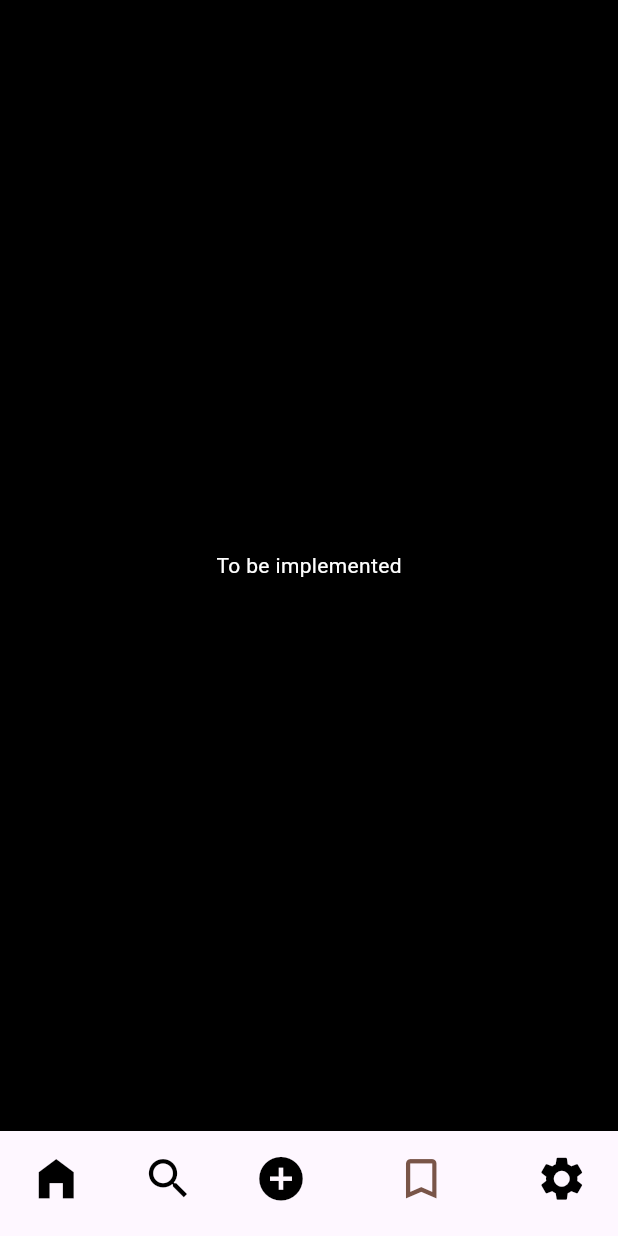
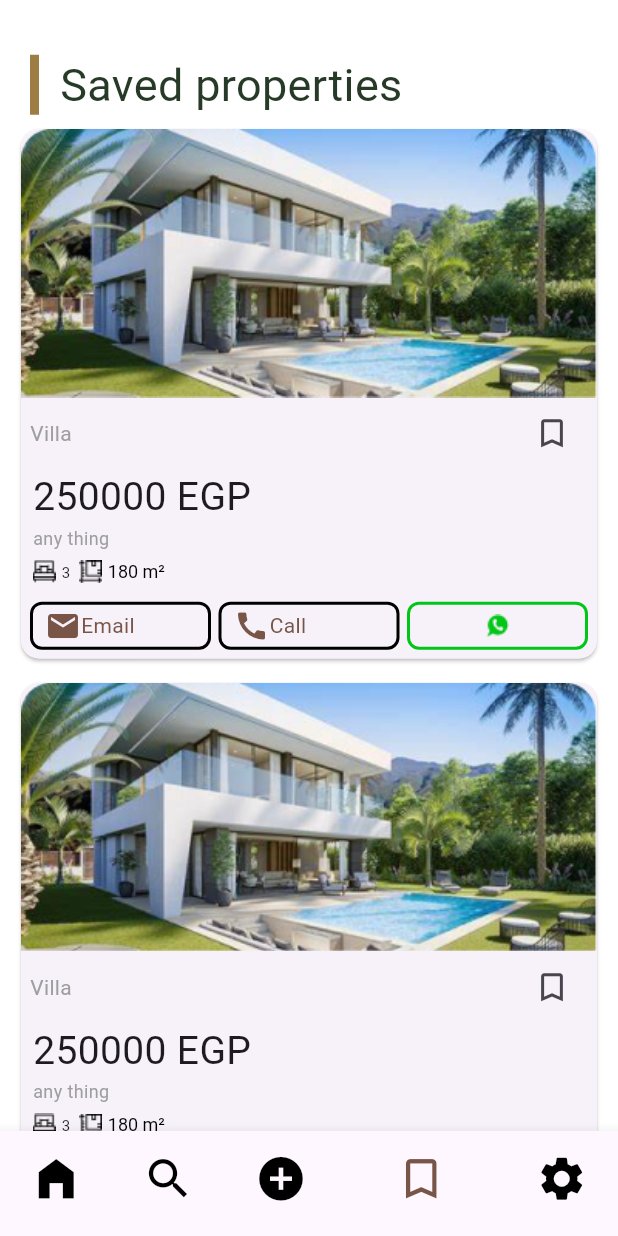
Before and after one commit to mohamedgamal125/Home_elite, a Flutter app: the HomePage screen opened by its route, item 4 of the bottom bar chosen, on a phone screen of 412 x 824 dp. Run offline on Flutter 3.47's test engine with Material 3 defaults, Android fonts, the light colour scheme and no system bars; our stand-ins replace bloc, dio, equatable, flutter_bloc, flutter_otp_text_field, google_fonts and 5 more; missing offline and left inert: flutter_web_auth; accounts and stored records are empty; network calls fail; Roboto replaces fonts that are missing (Arima).

Commit message:
add favorite_tab and user model for profile_tab

```diff
--- /dev/null
+++ b/lib/models/user_model.dart
@@ -0,0 +1,46 @@
+class UserModel {
+  final String id;
+  final String email;
+  final String username;
+  final String password;
+  final String phone;
+  final String address;
+  final List<dynamic> cart;
+  final List<dynamic> messages;
+  final bool isPhoneVerified;
+  final List<dynamic> ads;
+  final List<dynamic> favorite;
+  final int v;
+
+  UserModel({
+    required this.id,
+    required this.email,
+    required this.username,
+    required this.password,
+    required this.phone,
+    required this.address,
+    required this.cart,
+    required this.messages,
+    required this.isPhoneVerified,
+    required this.ads,
+    required this.favorite,
+    required this.v,
+  });
+
+  factory UserModel.fromJson(Map<String, dynamic> json) {
+    return UserModel(
+      id: json['_id'],
+      email: json['email'],
+      username: json['username'],
+      password: json['password'],
+      phone: json['phone'],
+      address: json['address'],
+      cart: json['cart'] ?? [],
+      messages: json['messages'] ?? [],
+      isPhoneVerified: json['isPhoneVerified'],
+      ads: json['ads'] ?? [],
+      favorite: json['favorite'] ?? [],
+      v: json['__v'],
+    );
+  }
+}
--- a/lib/pages/home_page/home_cubit.dart
+++ b/lib/pages/home_page/home_cubit.dart
@@ -5,7 +5,7 @@ import 'package:flutter_bloc/flutter_bloc.dart';
 import 'package:home_elite/tabs/add_ads/ads_tab.dart';
 import 'package:home_elite/tabs/favorite_tab.dart';
 import 'package:home_elite/tabs/main_tab_cubit/main_tab.dart';
-import 'package:home_elite/tabs/profile_tab.dart';
+import 'package:home_elite/tabs/profile_tab/profile_tab.dart';
 import 'package:home_elite/tabs/search_tab.dart';
 import 'package:meta/meta.dart';
 import 'package:flutter/cupertino.dart';
--- a/lib/pages/home_page/home_page.dart
+++ b/lib/pages/home_page/home_page.dart
@@ -3,6 +3,7 @@ import 'package:flutter_bloc/flutter_bloc.dart';
 import 'package:home_elite/pages/home_page/home_cubit.dart';
 import 'package:home_elite/tabs/add_ads/add_ads_cubit.dart';
 import 'package:home_elite/tabs/main_tab_cubit/maintab_cubit.dart';
+import 'package:home_elite/tabs/profile_tab/profile_tab_cubit.dart';
 
 class HomePage extends StatelessWidget {
   const HomePage({super.key});
@@ -19,11 +20,11 @@ class HomePage extends StatelessWidget {
         ),
         BlocProvider(create: (context) => AddAdsCubit()
         ),
+        BlocProvider(create: (context) => ProfileTabCubit()
+        ),
       ],
       child: BlocConsumer<HomeCubit, HomeState>(
-        listener: (context, state) {
-          // TODO: implement listener
-        },
+        listener: (context, state) {},
         builder: (context, state) {
           var cubit = HomeCubit.get(context);
           return Scaffold(
--- a/lib/tabs/favorite_tab.dart
+++ b/lib/tabs/favorite_tab.dart
@@ -1,16 +1,64 @@
 import 'package:flutter/material.dart';
+import 'package:google_fonts/google_fonts.dart';
+import 'package:home_elite/shared/components/property_card.dart';
 
 class FavoriteTab extends StatelessWidget {
   const FavoriteTab({super.key});
 
   @override
   Widget build(BuildContext context) {
-    return Container(color: Colors.black,
-    child: Center(
-        child: Text("To be implemented",style: TextStyle(
-          color: Colors.white
-        ),),
-    ),
+    return SafeArea(
+        child: Column(
+
+          children: [
+            Padding(
+              padding:  EdgeInsets.only(left: 20,right:20,top: 35),
+              child: Row(
+                children: [
+                  Container(
+                    height: 40,
+                    width: 6,
+                    decoration:
+                    BoxDecoration(color: Color(0xff9D7D43)),
+                  ),
+                  Padding(
+                    padding: const EdgeInsets.only(left: 14.0),
+                    child: Text(
+                      "Saved properties",
+                      style: GoogleFonts.alegreyaSansSc(
+                        textStyle: TextStyle(
+                            fontSize: 30,
+                            fontWeight: FontWeight.w400,
+                            color: Color(0xff263A27)),
+                      ),
+                    ),
+                  ),
+                ],
+              ),
+            ),
+
+            Expanded(
+              child: ListView.builder(itemBuilder: (context, index) {
+
+                  return Padding(
+                    padding: const EdgeInsets.symmetric(horizontal: 12),
+                    child: PropertyCard(
+                        propertyType: "Villa",
+                        price: "250000",
+                        location: "Giza",
+                        bedrooms: 3,
+                        size: "180",
+                        onTap: (){},
+                        name: "any thing",
+                    ),
+                  );
+              },
+                itemCount: 2,
+
+              ),
+            )
+          ],
+        )
 
     );
   }
--- /dev/null
+++ b/lib/tabs/profile_tab/profile_tab_cubit.dart
@@ -0,0 +1,39 @@
+import 'package:bloc/bloc.dart';
+import 'package:dio/dio.dart';
+import 'package:flutter_bloc/flutter_bloc.dart';
+import 'package:home_elite/models/user_model.dart';
+import 'package:meta/meta.dart';
+import 'package:shared_preferences/shared_preferences.dart';
+
+part 'profile_tab_state.dart';
+
+class ProfileTabCubit extends Cubit<ProfileTabState> {
+  ProfileTabCubit() : super(ProfileTabInitial());
+
+  final Dio dio=Dio();
+  static ProfileTabCubit get(context) => BlocProvider.of(context);
+
+  Future<void> fetchUserData() async {
+
+    emit(ProfileTabLoading());
+    try {
+      final prefs = await SharedPreferences.getInstance();
+      final token = prefs.get("token");
+      final response = await dio.get(
+        'https://backend-coding-yousseftarek80s-projects.vercel.app/auth/user',
+        options: Options(
+          headers: {
+            'Authorization': 'Bearer $token',
+          },
+        ),
+      );
+      final user = UserModel.fromJson(response.data);
+      print("===========email=========");
+      print(user.email);
+      print(token);
+      emit(ProfileTabSuccess(user: user));
+    } catch (error) {
+      emit(ProfileTabError(error:error.toString()));
+    }
+  }
+}
--- /dev/null
+++ b/lib/tabs/profile_tab/profile_tab_state.dart
@@ -0,0 +1,18 @@
+part of 'profile_tab_cubit.dart';
+
+@immutable
+sealed class ProfileTabState {}
+
+final class ProfileTabInitial extends ProfileTabState {}
+class ProfileTabLoading extends ProfileTabState{}
+class ProfileTabSuccess extends ProfileTabState{
+  final UserModel user;
+
+  ProfileTabSuccess({required this.user});
+}
+class ProfileTabError extends ProfileTabState{
+
+  final String error;
+
+  ProfileTabError({required this.error});
+}
```
Also changed, not shown: lib/tabs/profile_tab/profile_tab.dart (renamed from lib/tabs/profile_tab.dart, +39 -8 lines).
